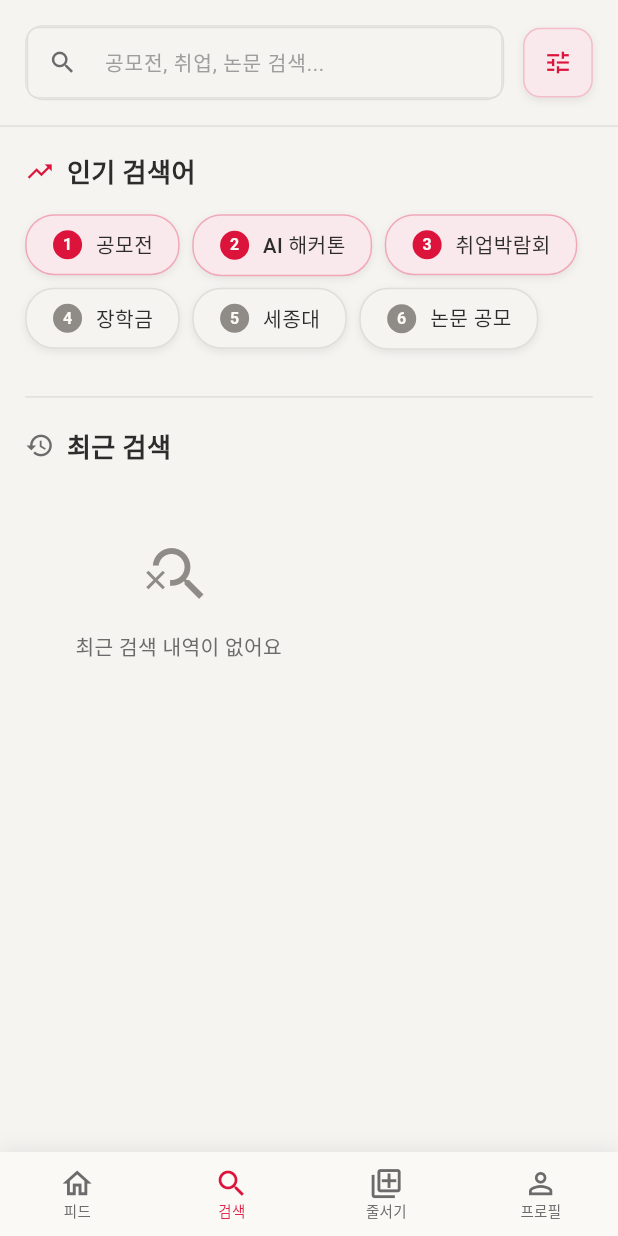
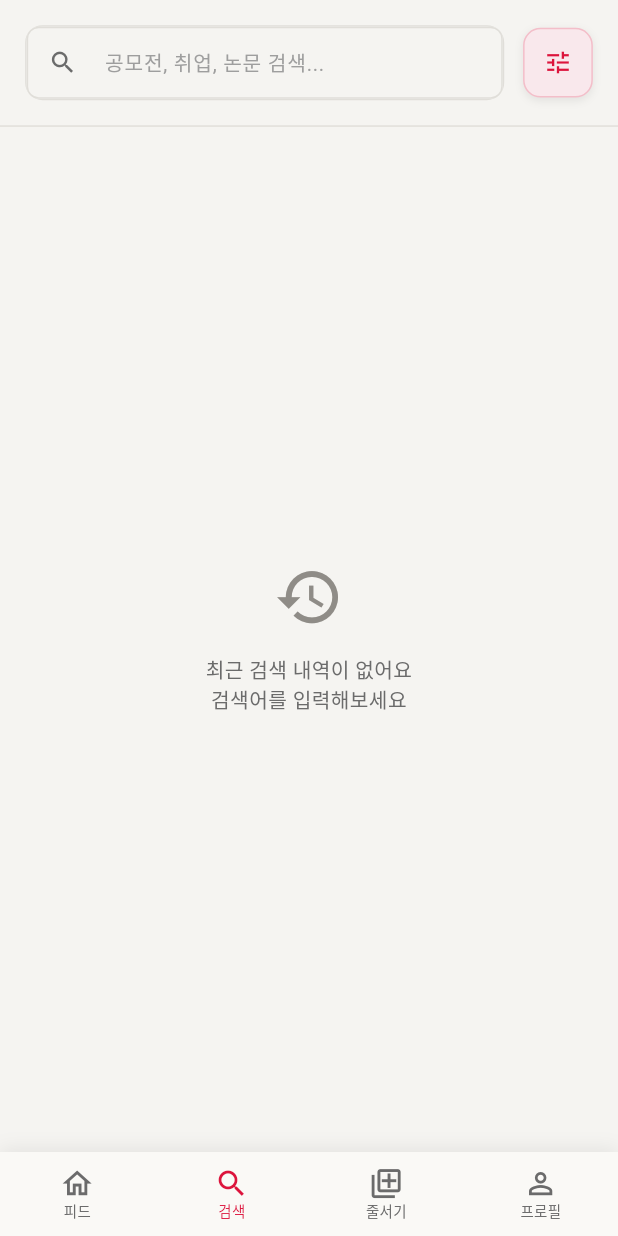
Before and after one commit to EM-H20/sejong-catch, a Flutter app: the SearchPage screen opened by its route, on a phone screen of 412 x 824 dp. Run offline on Flutter 3.47's test engine with Material 3 defaults, Android fonts, the phone set to English and light mode, and no system bars; our stand-ins replace dio, firebase_messaging, flutter_local_notifications, flutter_riverpod, flutter_screenutil, flutter_secure_storage and 6 more; accounts and stored records are empty; generated files the repository leaves out were written again; Roboto replaces fonts that are missing (Pretendard, Pretendard-Regular).

Commit message:
feat(search): Real 모드 검색 기능 구현
- SearchHistoryService 생성 (SharedPreferences 기반 최근 검색어 10개 캐싱)
- SearchState 모델 개선 (List<FeedItem> searchResults, recentSearches 추가)
- SearchRepository 생성 (크롤러 캐시 데이터 로컬 검색)
- SearchController async 검색 + 히스토리 자동 저장
- SearchPage UI 개선 (FeedCard 재사용, 최근 검색어 UI)
- PopularKeywords 위젯 삭제

```diff
--- a/sejong_catch_frontend/lib/features/search/presentation/models/search_state.dart
+++ b/sejong_catch_frontend/lib/features/search/presentation/models/search_state.dart
@@ -1,5 +1,7 @@
 import 'package:flutter/material.dart';
 import 'package:freezed_annotation/freezed_annotation.dart';
+
+import '../../../feed/data/models/response/feed_item.dart';
 
 part 'search_state.freezed.dart';
 
@@ -18,19 +20,14 @@ class SearchState with _$SearchState {
     /// 검색 중 여부
     @Default(false) bool isSearching,
 
-    /// 검색 결과 목록
-    @Default([]) List<String> searchResults,
+    /// 검색 결과 목록 (FeedItem)
+    @Default([]) List<FeedItem> searchResults,
 
-    /// 인기 키워드
-    @Default([
-      '공모전',
-      'AI 해커톤',
-      '취업박람회',
-      '장학금',
-      '세종대',
-      '논문 공모',
-    ])
-    List<String> popularKeywords,
+    /// 최근 검색어
+    @Default([]) List<String> recentSearches,
+
+    /// 에러 메시지
+    String? error,
 
     /// 선택된 카테고리 필터
     @Default('전체') String selectedCategory,
--- a/sejong_catch_frontend/lib/features/search/presentation/pages/search_page.dart
+++ b/sejong_catch_frontend/lib/features/search/presentation/pages/search_page.dart
@@ -1,23 +1,25 @@
 import 'package:flutter/material.dart';
 import 'package:flutter_riverpod/flutter_riverpod.dart';
+import 'package:flutter_screenutil/flutter_screenutil.dart';
 
 import '../../../../core/theme/app_colors.dart';
+import '../../../../core/theme/app_spacing.dart';
+import '../../../../core/theme/app_text_styles.dart';
 import '../../../../core/widgets/widgets.dart';
+import '../../../feed/presentation/widgets/ui/feed_card.dart';
 import '../controllers/search_controller.dart';
 import '../models/search_state.dart';
 import '../widgets/ui/filter_bottom_sheet.dart';
-import '../widgets/ui/popular_keywords.dart';
 import '../widgets/ui/search_bar.dart';
-import '../widgets/ui/search_result_card.dart';
 
 /// 🔍 검색 페이지 - 정보 검색 및 필터링
 ///
 /// CLAUDE.md 원칙:
-/// ✅ ConsumerWidget으로 Riverpod 연동 (StatefulWidget ❌)
-/// ✅ DRY 원칙 - 6개 컴포넌트 재사용
-/// ✅ EmptyListWidget 활용 (core/widgets)
-/// ✅ AppColors, AppSpacing, AppDivider 100% 사용
-/// ✅ 코드량: 663줄 → 110줄 (83% 감소!)
+/// ✅ ConsumerWidget으로 Riverpod 연동
+/// ✅ FeedCard 재사용 (DRY 원칙)
+/// ✅ 최근 검색어 (SharedPreferences 캐싱)
+/// ✅ Real 모드 크롤러 데이터 검색
+/// ✅ AppColors, AppSpacing, AppTextStyles 100% 사용
 class SearchPage extends ConsumerWidget {
   const SearchPage({super.key});
 
@@ -38,11 +40,9 @@ class SearchPage extends ConsumerWidget {
             // 구분선
             AppDivider.thin(),
 
-            // 검색 결과 또는 인기 키워드
+            // 검색 결과, 로딩, 에러, 또는 최근 검색어
             Expanded(
-              child: state.isSearching
-                  ? _buildSearchResults(context, ref, state)
-                  : const PopularKeywords(),
+              child: _buildContent(context, ref, state),
             ),
           ],
         ),
@@ -50,35 +50,165 @@ class SearchPage extends ConsumerWidget {
     );
   }
 
-  /// 📊 검색 결과
-  Widget _buildSearchResults(
+  /// 📱 메인 컨텐츠 (상태에 따라 다른 UI)
+  Widget _buildContent(
     BuildContext context,
     WidgetRef ref,
     SearchState state,
   ) {
-    if (state.searchResults.isEmpty) {
+    // 로딩 중
+    if (state.isSearching) {
+      return const LoadingWidget();
+    }
+
+    // 에러 발생
+    if (state.error != null) {
+      return AppErrorWidget(message: state.error!);
+    }
+
+    // 검색 결과가 있는 경우
+    if (state.searchResults.isNotEmpty) {
+      return _buildSearchResults(context, ref, state);
+    }
+
+    // 검색어가 있지만 결과가 없는 경우
+    if (state.query.isNotEmpty && state.searchResults.isEmpty) {
       return const EmptyListWidget(
         icon: Icons.search_off,
         message: '검색 결과가 없어요\n다른 키워드로 시도해보세요',
       );
     }
 
+    // 기본 상태: 최근 검색어 표시
+    return _buildRecentSearches(context, ref, state);
+  }
+
+  /// 📊 검색 결과 (FeedCard 재사용)
+  Widget _buildSearchResults(
+    BuildContext context,
+    WidgetRef ref,
+    SearchState state,
+  ) {
     return ListView.separated(
-      padding: const EdgeInsets.all(18),
+      padding: AppSpacing.screenPadding,
       itemCount: state.searchResults.length,
-      separatorBuilder: (context, index) => const SizedBox(height: 12),
+      separatorBuilder: (context, index) => AppSpacing.verticalSpaceMD,
       itemBuilder: (context, index) {
-        return SearchResultCard(
-          title: state.searchResults[index],
+        final feedItem = state.searchResults[index];
+
+        // FeedItem → Map 변환 (FeedCard가 Map을 받기 때문)
+        final itemMap = {
+          'id': feedItem.id,
+          'title': feedItem.title,
+          'description': feedItem.description,
+          'category': feedItem.category,
+          'thumbnailUrl': feedItem.thumbnailUrl,
+          'dDay': feedItem.dDay,
+          'viewCount': feedItem.viewCount,
+          'priority': feedItem.priority,
+          'isBookmarked': feedItem.isBookmarked,
+          'createdAt': feedItem.createdAt,
+        };
+
+        return FeedCard(
+          item: itemMap,
           onTap: () {
+            // TODO: 상세 페이지로 이동
             ScaffoldMessenger.of(context).showSnackBar(
-              SnackBar(
-                content: Text('${state.searchResults[index]} 상세보기 (준비 중)'),
-              ),
+              SnackBar(content: Text('${feedItem.title} 상세보기 (준비 중)')),
             );
           },
         );
       },
+    );
+  }
+
+  /// 🕐 최근 검색어
+  Widget _buildRecentSearches(
+    BuildContext context,
+    WidgetRef ref,
+    SearchState state,
+  ) {
+    if (state.recentSearches.isEmpty) {
+      return const EmptyListWidget(
+        icon: Icons.history,
+        message: '최근 검색 내역이 없어요\n검색어를 입력해보세요',
+      );
+    }
+
+    return Column(
+      crossAxisAlignment: CrossAxisAlignment.start,
+      children: [
+        // 헤더
+        Padding(
+          padding: AppSpacing.screenPadding,
+          child: Row(
+            mainAxisAlignment: MainAxisAlignment.spaceBetween,
+            children: [
+              Text(
+                '최근 검색어',
+                style: AppTextStyles.headingSemiBold20,
+              ),
+              TextButton(
+                onPressed: () {
+                  ref
+                      .read(searchControllerProvider.notifier)
+                      .clearAllRecentSearches();
+                },
+                child: Text(
+                  '전체 삭제',
+                  style: AppTextStyles.bodyRegular14.copyWith(
+                    color: AppColors.textSecondary,
+                  ),
+                ),
+              ),
+            ],
+          ),
+        ),
+
+        AppSpacing.verticalSpaceSM,
+
+        // 최근 검색어 목록
+        Expanded(
+          child: ListView.separated(
+            padding: EdgeInsets.symmetric(horizontal: 18.w),
+            itemCount: state.recentSearches.length,
+            separatorBuilder: (context, index) => AppDivider.thin(),
+            itemBuilder: (context, index) {
+              final keyword = state.recentSearches[index];
+              return ListTile(
+                contentPadding: EdgeInsets.zero,
+                leading: Icon(
+                  Icons.history,
+                  color: AppColors.textTertiary,
+                  size: 20.sp,
+                ),
+                title: Text(
+                  keyword,
+                  style: AppTextStyles.bodyRegular14,
+                ),
+                trailing: IconButton(
+                  icon: Icon(
+                    Icons.close,
+                    color: AppColors.textTertiary,
+                    size: 20.sp,
+                  ),
+                  onPressed: () {
+                    ref
+                        .read(searchControllerProvider.notifier)
+                        .removeRecentSearch(keyword);
+                  },
+                ),
+                onTap: () {
+                  ref
+                      .read(searchControllerProvider.notifier)
+                      .selectRecentSearch(keyword);
+                },
+              );
+            },
+          ),
+        ),
+      ],
     );
   }
 
--- a/sejong_catch_frontend/lib/features/search/presentation/widgets/ui/filter_bottom_sheet.dart
+++ b/sejong_catch_frontend/lib/features/search/presentation/widgets/ui/filter_bottom_sheet.dart
@@ -210,7 +210,6 @@ class FilterBottomSheet extends ConsumerWidget {
             width: double.infinity,
             child: ElevatedButton(
               onPressed: () {
-                controller.applyFilter();
                 Navigator.pop(context);
                 ScaffoldMessenger.of(context).showSnackBar(
                   const SnackBar(content: Text('필터가 적용되었어요! 🎯')),
--- a/sejong_catch_frontend/lib/features/search/presentation/widgets/ui/popular_keywords.dart
+++ /dev/null
@@ -1,102 +0,0 @@
-import 'package:flutter/material.dart';
-import 'package:flutter_riverpod/flutter_riverpod.dart';
-import 'package:flutter_screenutil/flutter_screenutil.dart';
-
-import '../../../../../core/theme/app_colors.dart';
-import '../../../../../core/theme/app_spacing.dart';
-import '../../../../../core/widgets/widgets.dart';
-import '../../controllers/search_controller.dart';
-import 'keyword_chip.dart';
-
-/// 🔥 인기 키워드 섹션
-///
-/// CLAUDE.md 원칙:
-/// ✅ DRY 원칙 - KeywordChip 재사용
-/// ✅ ConsumerWidget으로 Riverpod 연동
-/// ✅ AppColors, AppSpacing 100% 사용
-/// ✅ EmptyState 활용 (최근 검색)
-class PopularKeywords extends ConsumerWidget {
-  const PopularKeywords({super.key});
-
-  @override
-  Widget build(BuildContext context, WidgetRef ref) {
-    final controller = ref.read(searchControllerProvider.notifier);
-    final state = ref.watch(searchControllerProvider);
-
-    return SingleChildScrollView(
-      padding: AppSpacing.cardPadding,
-      child: Column(
-        crossAxisAlignment: CrossAxisAlignment.start,
-        children: [
-          // 인기 키워드 제목
-          Row(
-            children: [
-              Icon(
-                Icons.trending_up,
-                size: 20.sp,
-                color: AppColors.brandCrimson,
-              ),
-              AppSpacing.horizontalSpaceSM,
-              Text(
-                '인기 검색어',
-                style: TextStyle(
-                  fontSize: 18.sp,
-                  fontWeight: FontWeight.w600,
-                  color: AppColors.textPrimary,
-                ),
-              ),
-            ],
-          ),
-
-          AppSpacing.verticalSpaceLG,
-
-          // 인기 키워드 칩들
-          Wrap(
-            spacing: AppSpacing.sm,
-            runSpacing: 8.h,
-            children: state.popularKeywords.asMap().entries.map((entry) {
-              final index = entry.key;
-              final keyword = entry.value;
-              return KeywordChip(
-                keyword: keyword,
-                rank: index + 1,
-                onTap: () => controller.selectKeyword(keyword),
-              );
-            }).toList(),
-          ),
-
-          AppSpacing.verticalSpaceXXXL,
-
-          // 구분선
-          AppDivider.thin(),
-
-          AppSpacing.verticalSpaceXL,
-
-          // 최근 검색 헤더
-          Row(
-            children: [
-              Icon(Icons.history, size: 20.sp, color: AppColors.textSecondary),
-              AppSpacing.horizontalSpaceSM,
-              Text(
-                '최근 검색',
-                style: TextStyle(
-                  fontSize: 18.sp,
-                  fontWeight: FontWeight.w600,
-                  color: AppColors.textPrimary,
-                ),
-              ),
-            ],
-          ),
-
-          AppSpacing.verticalSpaceLG,
-
-          // 최근 검색 (빈 상태) - EmptyListWidget 활용!
-          const EmptyListWidget(
-            icon: Icons.search_off,
-            message: '최근 검색 내역이 없어요',
-          ),
-        ],
-      ),
-    );
-  }
-}
```
Also changed, not shown: sejong_catch_frontend/lib/core/services/search_history_service.dart (added, +60 -0 lines), sejong_catch_frontend/lib/features/search/data/repositories/search_repository.dart (added, +158 -0 lines), sejong_catch_frontend/lib/features/search/presentation/controllers/search_controller.dart (+78 -46 lines), sejong_catch_frontend/lib/core/services/search_history_service.g.dart (added), sejong_catch_frontend/lib/features/search/data/repositories/search_repository.g.dart (added), sejong_catch_frontend/lib/features/search/presentation/controllers/search_controller.g.dart, sejong_catch_frontend/lib/features/search/presentation/models/search_state.freezed.dart.
